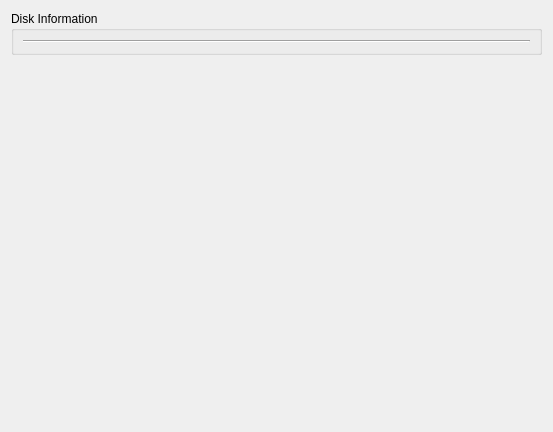
This is kde4/disk-manager/manager/ui/edit.ui in pars-linux/uludag as Qt 5 draws it before an edit. The edited form follows.
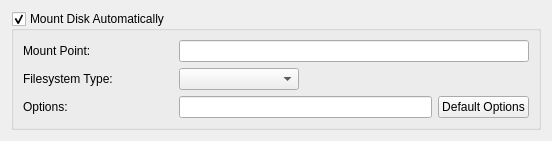
This is the edited form.

Commit message: Add/Save mount options

Diff of the .ui file:
```diff
--- a/kde4/disk-manager/manager/ui/edit.ui
+++ b/kde4/disk-manager/manager/ui/edit.ui
@@ -6,8 +6,8 @@
    <rect>
     <x>0</x>
     <y>0</y>
-    <width>553</width>
-    <height>432</height>
+    <width>536</width>
+    <height>138</height>
    </rect>
   </property>
   <property name="sizePolicy">
@@ -21,40 +21,97 @@
   </property>
   <layout class="QGridLayout" name="gridLayout_2">
    <item row="0" column="0">
-    <widget class="QGroupBox" name="groupBox">
-     <property name="sizePolicy">
-      <sizepolicy hsizetype="Expanding" vsizetype="Preferred">
-       <horstretch>0</horstretch>
-       <verstretch>0</verstretch>
-      </sizepolicy>
-     </property>
+    <widget class="QGroupBox" name="groupMount">
      <property name="title">
-      <string>Disk Information</string>
+      <string>Mount Disk Automatically</string>
+     </property>
+     <property name="flat">
+      <bool>true</bool>
+     </property>
+     <property name="checkable">
+      <bool>true</bool>
+     </property>
+     <property name="checked">
+      <bool>true</bool>
      </property>
      <layout class="QGridLayout" name="gridLayout">
-      <item row="0" column="0" colspan="2">
-       <widget class="Line" name="line_2">
-        <property name="orientation">
-         <enum>Qt::Horizontal</enum>
+      <item row="0" column="0">
+       <widget class="QLabel" name="label">
+        <property name="minimumSize">
+         <size>
+          <width>150</width>
+          <height>0</height>
+         </size>
         </property>
+        <property name="text">
+         <string>Mount Point:</string>
+        </property>
        </widget>
       </item>
+      <item row="0" column="1">
+       <widget class="QLineEdit" name="lineMountPoint"/>
+      </item>
+      <item row="1" column="0">
+       <widget class="QLabel" name="label_2">
+        <property name="text">
+         <string>Filesystem Type:</string>
+        </property>
+       </widget>
+      </item>
+      <item row="1" column="1">
+       <layout class="QHBoxLayout" name="horizontalLayout_2">
+        <item>
+         <widget class="QComboBox" name="comboFilesystem">
+          <property name="minimumSize">
+           <size>
+            <width>120</width>
+            <height>0</height>
+           </size>
+          </property>
+         </widget>
+        </item>
+        <item>
+         <spacer name="horizontalSpacer">
+          <property name="orientation">
+           <enum>Qt::Horizontal</enum>
+          </property>
+          <property name="sizeType">
+           <enum>QSizePolicy::Minimum</enum>
+          </property>
+          <property name="sizeHint" stdset="0">
+           <size>
+            <width>230</width>
+            <height>22</height>
+           </size>
+          </property>
+         </spacer>
+        </item>
+       </layout>
+      </item>
+      <item row="2" column="0">
+       <widget class="QLabel" name="label_3">
+        <property name="text">
+         <string>Options:</string>
+        </property>
+       </widget>
+      </item>
+      <item row="2" column="1">
+       <layout class="QHBoxLayout" name="horizontalLayout">
+        <item>
+         <widget class="QLineEdit" name="lineOptions"/>
+        </item>
+        <item>
+         <widget class="QPushButton" name="pushOptions">
+          <property name="text">
+           <string>Default Options</string>
+          </property>
+         </widget>
+        </item>
+       </layout>
+      </item>
      </layout>
     </widget>
    </item>
-   <item row="1" column="0">
-    <spacer name="verticalSpacer">
-     <property name="orientation">
-      <enum>Qt::Vertical</enum>
-     </property>
-     <property name="sizeHint" stdset="0">
-      <size>
-       <width>20</width>
-       <height>88</height>
-      </size>
-     </property>
-    </spacer>
-   </item>
   </layout>
  </widget>
  <resources/>
```
The commit also changes 5 other files.
